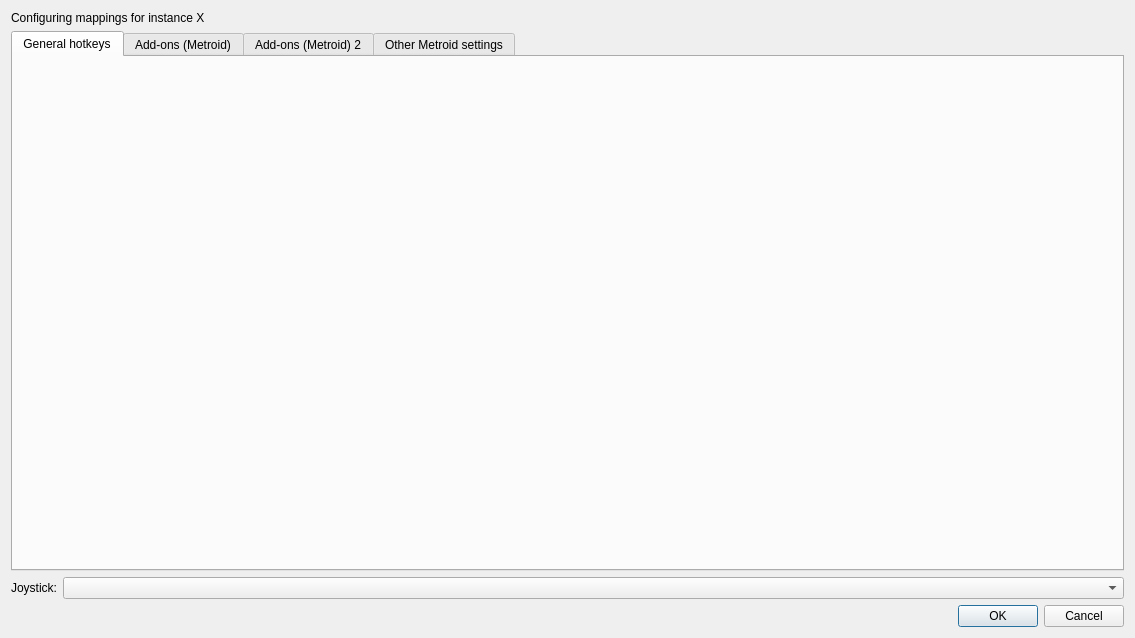
Above: src/frontend/qt_sdl/InputConfig/InputConfigDialog.ui from melonDS-emu/melonDS before the change. Below: the same form after it.
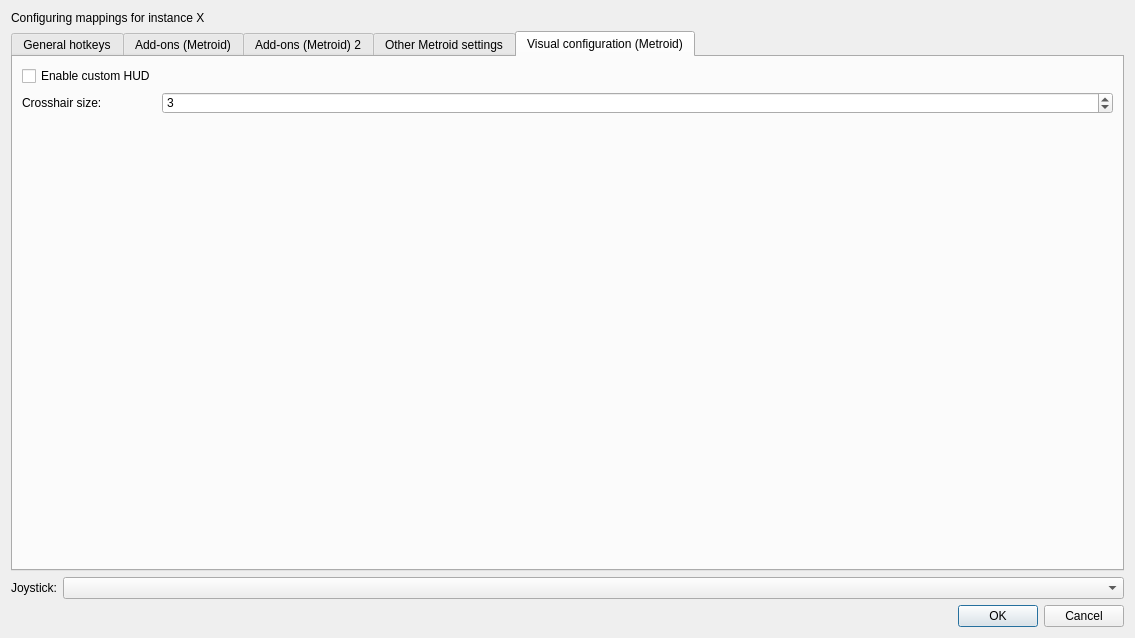
That is the form after the change. The open tabs and pages were chosen to show the change.

```diff
--- a/src/frontend/qt_sdl/InputConfig/InputConfigDialog.ui
+++ b/src/frontend/qt_sdl/InputConfig/InputConfigDialog.ui
@@ -2586,6 +2586,50 @@
 
 			</layout>
 	    </widget>
+
+        <!-- Tab Visual configuration (Metroid) -->
+        <widget class="QWidget" name="tabMetroidVisual">
+        <attribute name="title">
+            <string>Visual configuration (Metroid)</string>
+        </attribute>
+        <layout class="QFormLayout" name="metroidVisualFormLayout">
+
+            <!-- Enable custom HUD -->
+            <item row="0" column="0">
+            <widget class="QCheckBox" name="enable_customhud">
+                <property name="text">
+                <string>Enable custom HUD</string>
+                </property>
+            </widget>
+            </item>
+
+            <!-- Crosshair size label -->
+            <item row="1" column="0">
+            <widget class="QLabel" name="crosshair_size_label">
+                <property name="text">
+                <string>Crosshair size:</string>
+                </property>
+            </widget>
+            </item>
+
+            <!-- Crosshair size spin box -->
+            <item row="1" column="1">
+            <widget class="QSpinBox" name="crosshair_size">
+                <property name="minimum">
+                <number>0</number>
+                </property>
+                <property name="maximum">
+                <number>5</number>
+                </property>
+                <property name="value">
+                <number>3</number>
+                </property>
+            </widget>
+            </item>
+
+        </layout>
+        </widget>
+
 		<!-- /MelonPrimeDS -->
 	</widget>
    </item>
```
